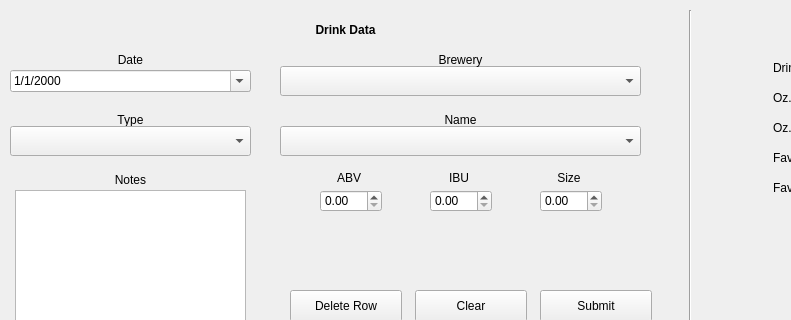
The window that src/mainwindow.ui (minorsecond/BuzzBot) describes before a commit, drawn with Qt 5; both pictures show x 0 to 791 and y 0 to 320 of the 1397 by 699 pixel window.
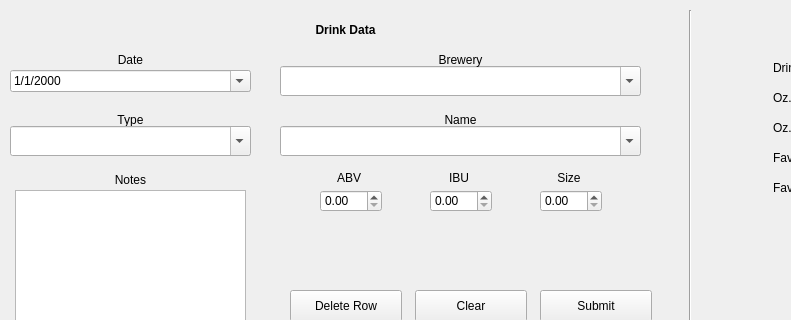
The same window after the commit.

Commit message: Make brewery, type, and beer name entries editable

```diff
--- a/src/mainwindow.ui
+++ b/src/mainwindow.ui
@@ -55,6 +55,9 @@
       <height>30</height>
      </rect>
     </property>
+    <property name="editable">
+     <bool>true</bool>
+    </property>
    </widget>
    <widget class="QLabel" name="breweryLabel">
     <property name="geometry">
@@ -97,6 +100,9 @@
       <height>30</height>
      </rect>
     </property>
+    <property name="editable">
+     <bool>true</bool>
+    </property>
    </widget>
    <widget class="QComboBox" name="nameInput">
     <property name="geometry">
@@ -107,6 +113,9 @@
       <height>30</height>
      </rect>
     </property>
+    <property name="editable">
+     <bool>true</bool>
+    </property>
    </widget>
    <widget class="QLabel" name="nameLabel">
     <property name="geometry">
```
The commit also changes 2 other files.
